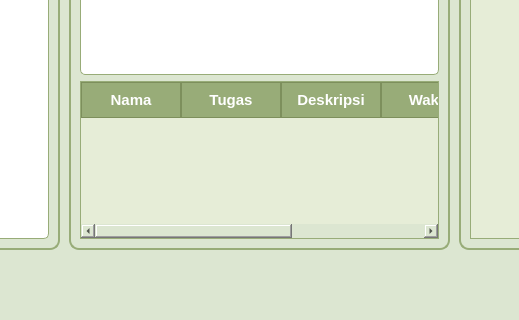
Thisyath/lms-learnup, file ui/page6.ui: the form before one commit; both pictures show x 341 to 860 and y 371 to 691 of the 1200 by 800 pixel window.
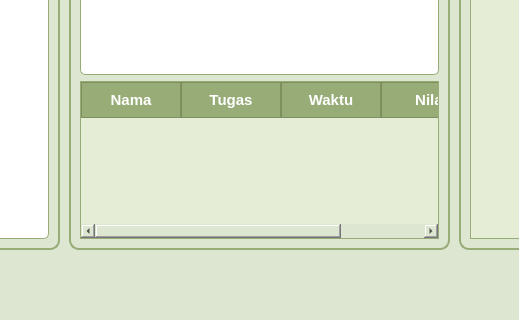
The form after the commit. Icons and pictures are not drawn.

The edit to the form file:
```diff
--- a/ui/page6.ui
+++ b/ui/page6.ui
@@ -373,11 +373,6 @@
       <string>Tugas</string>
      </property>
     </column>
-    <column>
-     <property name="text">
-      <string>Deskripsi</string>
-     </property>
-    </column>
     <column>
      <property name="text">
       <string>Waktu</string>
```
